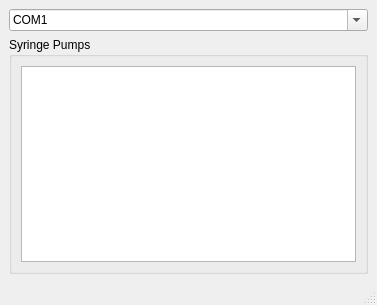
Before: the Qt Designer form infupy/gui/syringorecueil.ui in jaj42/infupy, drawn with Qt 5.
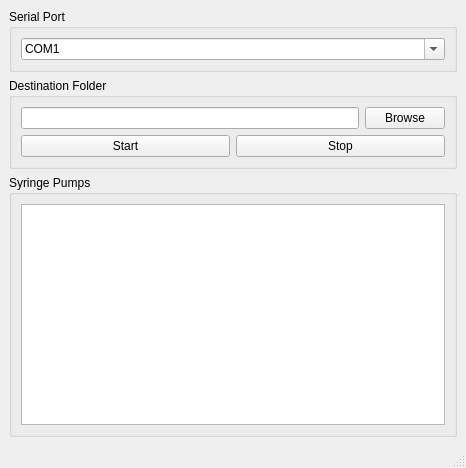
After: the same form once the commit is applied.

```diff
--- a/infupy/gui/syringorecueil.ui
+++ b/infupy/gui/syringorecueil.ui
@@ -6,8 +6,8 @@
    <rect>
     <x>0</x>
     <y>0</y>
-    <width>377</width>
-    <height>305</height>
+    <width>466</width>
+    <height>468</height>
    </rect>
   </property>
   <property name="sizePolicy">
@@ -22,6 +22,18 @@
   <widget class="QWidget" name="centralwidget">
    <layout class="QVBoxLayout" name="verticalLayout">
     <item>
+     <widget class="QGroupBox" name="groupBox_3">
+      <property name="sizePolicy">
+       <sizepolicy hsizetype="Preferred" vsizetype="Preferred">
+        <horstretch>0</horstretch>
+        <verstretch>0</verstretch>
+       </sizepolicy>
+      </property>
+      <property name="title">
+       <string>Serial Port</string>
+      </property>
+      <layout class="QVBoxLayout" name="verticalLayout_4">
+       <item>
      <widget class="QComboBox" name="comboCom">
       <property name="editable">
        <bool>true</bool>
@@ -73,6 +85,56 @@
       </item>
      </widget>
     </item>
+      </layout>
+     </widget>
+    </item>
+    <item>
+     <widget class="QGroupBox" name="groupBox_2">
+      <property name="sizePolicy">
+       <sizepolicy hsizetype="Preferred" vsizetype="Preferred">
+        <horstretch>0</horstretch>
+        <verstretch>0</verstretch>
+       </sizepolicy>
+      </property>
+      <property name="title">
+       <string>Destination Folder</string>
+      </property>
+      <layout class="QVBoxLayout" name="verticalLayout_3">
+       <item>
+        <layout class="QHBoxLayout" name="horizontalLayout">
+         <item>
+          <widget class="QLineEdit" name="txtFolder"/>
+         </item>
+         <item>
+          <widget class="QPushButton" name="btnBrowse">
+           <property name="text">
+            <string>Browse</string>
+           </property>
+          </widget>
+         </item>
+        </layout>
+       </item>
+       <item>
+        <layout class="QHBoxLayout" name="horizontalLayout_2">
+         <item>
+          <widget class="QPushButton" name="btnStart">
+           <property name="text">
+            <string>Start</string>
+           </property>
+          </widget>
+         </item>
+         <item>
+          <widget class="QPushButton" name="btnStop">
+           <property name="text">
+            <string>Stop</string>
+           </property>
+          </widget>
+         </item>
+        </layout>
+       </item>
+      </layout>
+     </widget>
+    </item>
     <item>
      <widget class="QGroupBox" name="groupBox">
       <property name="title">
@@ -82,7 +144,7 @@
        <item>
         <widget class="QListWidget" name="lstSyringes">
          <property name="sizePolicy">
-          <sizepolicy hsizetype="Expanding" vsizetype="Expanding">
+          <sizepolicy hsizetype="Preferred" vsizetype="Expanding">
            <horstretch>0</horstretch>
            <verstretch>0</verstretch>
           </sizepolicy>
```
Lines whose indentation alone changed are shown as unchanged.
